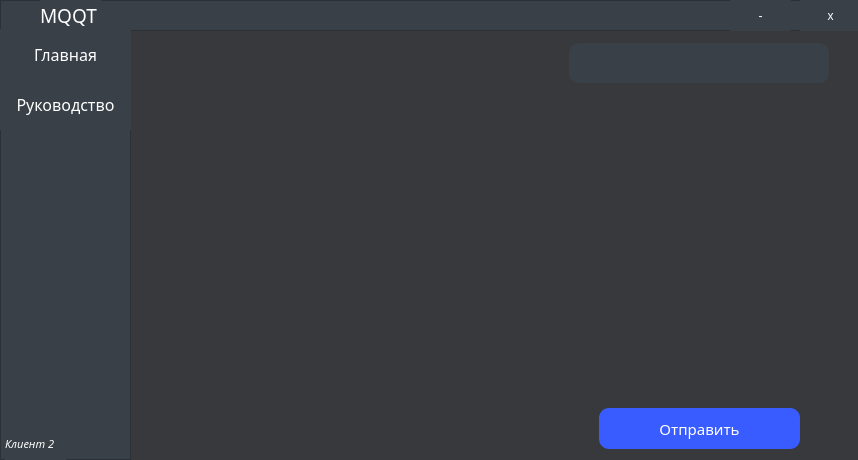
The window that client2.ui (gaaldren/MQTT) describes before a commit, drawn with Qt 5.
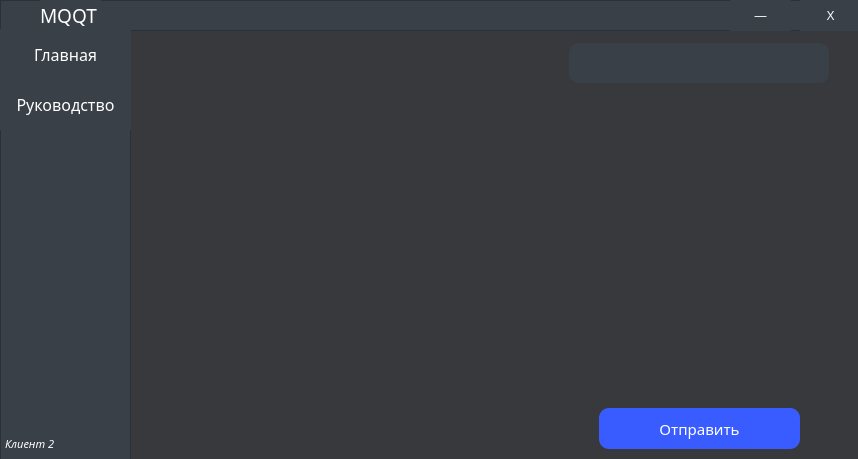
The same window after the commit.

Patch:
```diff
--- a/client2.ui
+++ b/client2.ui
@@ -7,7 +7,7 @@
     <x>0</x>
     <y>0</y>
     <width>858</width>
-    <height>460</height>
+    <height>459</height>
    </rect>
   </property>
   <property name="minimumSize">
@@ -76,7 +76,7 @@
 }</string>
      </property>
      <property name="text">
-      <string>-</string>
+      <string>—</string>
      </property>
     </widget>
     <widget class="QPushButton" name="pushButton_close">
@@ -100,7 +100,7 @@
 }</string>
      </property>
      <property name="text">
-      <string>x</string>
+      <string>X</string>
      </property>
     </widget>
     <widget class="QLabel" name="label">
```
